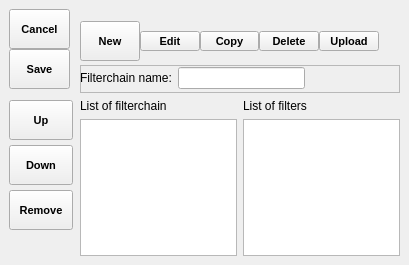
Before: the Qt Designer form SeaGoatVision/client/qt/uifiles/WinFilterChain.ui in Octets/SeaGoatVision, drawn with Qt 5.
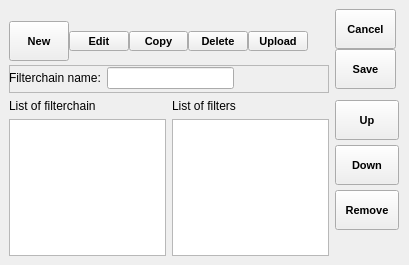
After: the same form once the commit is applied. Icons and pictures are not drawn.

Commit message: Move edit frame filterchain.

The edit to the form file:
```diff
--- a/SeaGoatVision/client/qt/uifiles/WinFilterChain.ui
+++ b/SeaGoatVision/client/qt/uifiles/WinFilterChain.ui
@@ -24,273 +24,6 @@
   </property>
   <widget class="QWidget" name="centralwidget">
    <layout class="QHBoxLayout" name="verticalLayout">
-    <item>
-     <layout class="QVBoxLayout" name="verticalLayout_3">
-      <item>
-       <widget class="QFrame" name="frame_editing_2">
-        <property name="sizePolicy">
-         <sizepolicy hsizetype="Minimum" vsizetype="Fixed">
-          <horstretch>0</horstretch>
-          <verstretch>0</verstretch>
-         </sizepolicy>
-        </property>
-        <property name="minimumSize">
-         <size>
-          <width>65</width>
-          <height>0</height>
-         </size>
-        </property>
-        <property name="maximumSize">
-         <size>
-          <width>65</width>
-          <height>80</height>
-         </size>
-        </property>
-        <property name="layoutDirection">
-         <enum>Qt::RightToLeft</enum>
-        </property>
-        <property name="frameShape">
-         <enum>QFrame::NoFrame</enum>
-        </property>
-        <property name="frameShadow">
-         <enum>QFrame::Plain</enum>
-        </property>
-        <property name="lineWidth">
-         <number>0</number>
-        </property>
-        <widget class="QWidget" name="verticalLayoutWidget_3">
-         <property name="geometry">
-          <rect>
-           <x>0</x>
-           <y>0</y>
-           <width>61</width>
-           <height>82</height>
-          </rect>
-         </property>
-         <layout class="QVBoxLayout" name="verticalLayout_4">
-          <property name="spacing">
-           <number>0</number>
-          </property>
-          <item>
-           <widget class="QToolButton" name="cancelButton">
-            <property name="sizePolicy">
-             <sizepolicy hsizetype="MinimumExpanding" vsizetype="Fixed">
-              <horstretch>0</horstretch>
-              <verstretch>0</verstretch>
-             </sizepolicy>
-            </property>
-            <property name="minimumSize">
-             <size>
-              <width>0</width>
-              <height>40</height>
-             </size>
-            </property>
-            <property name="font">
-             <font>
-              <pointsize>8</pointsize>
-              <weight>75</weight>
-              <italic>false</italic>
-              <bold>true</bold>
-             </font>
-            </property>
-            <property name="text">
-             <string>Cancel</string>
-            </property>
-            <property name="toolButtonStyle">
-             <enum>Qt::ToolButtonTextUnderIcon</enum>
-            </property>
-           </widget>
-          </item>
-          <item>
-           <widget class="QToolButton" name="saveButton">
-            <property name="sizePolicy">
-             <sizepolicy hsizetype="MinimumExpanding" vsizetype="Fixed">
-              <horstretch>0</horstretch>
-              <verstretch>0</verstretch>
-             </sizepolicy>
-            </property>
-            <property name="minimumSize">
-             <size>
-              <width>0</width>
-              <height>40</height>
-             </size>
-            </property>
-            <property name="font">
-             <font>
-              <pointsize>8</pointsize>
-              <weight>75</weight>
-              <italic>false</italic>
-              <bold>true</bold>
-             </font>
-            </property>
-            <property name="text">
-             <string>Save</string>
-            </property>
-            <property name="toolButtonStyle">
-             <enum>Qt::ToolButtonTextUnderIcon</enum>
-            </property>
-           </widget>
-          </item>
-         </layout>
-        </widget>
-       </widget>
-      </item>
-      <item>
-       <widget class="QFrame" name="frame_filter_edit">
-        <property name="sizePolicy">
-         <sizepolicy hsizetype="MinimumExpanding" vsizetype="Fixed">
-          <horstretch>0</horstretch>
-          <verstretch>0</verstretch>
-         </sizepolicy>
-        </property>
-        <property name="minimumSize">
-         <size>
-          <width>65</width>
-          <height>0</height>
-         </size>
-        </property>
-        <property name="maximumSize">
-         <size>
-          <width>65</width>
-          <height>250</height>
-         </size>
-        </property>
-        <property name="layoutDirection">
-         <enum>Qt::RightToLeft</enum>
-        </property>
-        <property name="frameShape">
-         <enum>QFrame::NoFrame</enum>
-        </property>
-        <property name="frameShadow">
-         <enum>QFrame::Plain</enum>
-        </property>
-        <property name="lineWidth">
-         <number>0</number>
-        </property>
-        <widget class="QWidget" name="verticalLayoutWidget">
-         <property name="geometry">
-          <rect>
-           <x>0</x>
-           <y>0</y>
-           <width>64</width>
-           <height>141</height>
-          </rect>
-         </property>
-         <layout class="QVBoxLayout" name="verticalLayout_2">
-          <property name="spacing">
-           <number>0</number>
-          </property>
-          <item>
-           <widget class="QToolButton" name="upButton">
-            <property name="sizePolicy">
-             <sizepolicy hsizetype="MinimumExpanding" vsizetype="Fixed">
-              <horstretch>0</horstretch>
-              <verstretch>0</verstretch>
-             </sizepolicy>
-            </property>
-            <property name="minimumSize">
-             <size>
-              <width>0</width>
-              <height>40</height>
-             </size>
-            </property>
-            <property name="font">
-             <font>
-              <pointsize>8</pointsize>
-              <weight>75</weight>
-              <bold>true</bold>
-             </font>
-            </property>
-            <property name="text">
-             <string>Up</string>
-            </property>
-            <property name="icon">
-             <iconset>
-              <normaloff>../../../../../../../usr/share/icons/gnome/24x24/actions/up.png</normaloff>../../../../../../../usr/share/icons/gnome/24x24/actions/up.png</iconset>
-            </property>
-            <property name="toolButtonStyle">
-             <enum>Qt::ToolButtonTextUnderIcon</enum>
-            </property>
-           </widget>
-          </item>
-          <item>
-           <widget class="QToolButton" name="downButton">
-            <property name="sizePolicy">
-             <sizepolicy hsizetype="MinimumExpanding" vsizetype="Fixed">
-              <horstretch>0</horstretch>
-              <verstretch>0</verstretch>
-             </sizepolicy>
-            </property>
-            <property name="minimumSize">
-             <size>
-              <width>0</width>
-              <height>40</height>
-             </size>
-            </property>
-            <property name="font">
-             <font>
-              <pointsize>8</pointsize>
-              <weight>75</weight>
-              <bold>true</bold>
-             </font>
-            </property>
-            <property name="toolTip">
-             <string/>
-            </property>
-            <property name="text">
-             <string>Down</string>
-            </property>
-            <property name="icon">
-             <iconset>
-              <normaloff>../../../../../../../usr/share/icons/gnome/24x24/actions/down.png</normaloff>../../../../../../../usr/share/icons/gnome/24x24/actions/down.png</iconset>
-            </property>
-            <property name="checkable">
-             <bool>false</bool>
-            </property>
-            <property name="toolButtonStyle">
-             <enum>Qt::ToolButtonTextUnderIcon</enum>
-            </property>
-           </widget>
-          </item>
-          <item>
-           <widget class="QToolButton" name="removeButton">
-            <property name="sizePolicy">
-             <sizepolicy hsizetype="MinimumExpanding" vsizetype="Fixed">
-              <horstretch>0</horstretch>
-              <verstretch>0</verstretch>
-             </sizepolicy>
-            </property>
-            <property name="minimumSize">
-             <size>
-              <width>0</width>
-              <height>40</height>
-             </size>
-            </property>
-            <property name="font">
-             <font>
-              <pointsize>8</pointsize>
-              <weight>75</weight>
-              <bold>true</bold>
-             </font>
-            </property>
-            <property name="text">
-             <string>Remove</string>
-            </property>
-            <property name="icon">
-             <iconset>
-              <normaloff>../../../../../../../usr/share/icons/gnome/24x24/actions/remove.png</normaloff>../../../../../../../usr/share/icons/gnome/24x24/actions/remove.png</iconset>
-            </property>
-            <property name="toolButtonStyle">
-             <enum>Qt::ToolButtonTextUnderIcon</enum>
-            </property>
-           </widget>
-          </item>
-         </layout>
-        </widget>
-       </widget>
-      </item>
-     </layout>
-    </item>
     <item>
      <layout class="QVBoxLayout" name="verticalLayout_filterchain">
       <item>
@@ -600,6 +333,273 @@
       </item>
      </layout>
     </item>
+    <item>
+     <layout class="QVBoxLayout" name="verticalLayout_3">
+      <item>
+       <widget class="QFrame" name="frame_editing_2">
+        <property name="sizePolicy">
+         <sizepolicy hsizetype="Minimum" vsizetype="Fixed">
+          <horstretch>0</horstretch>
+          <verstretch>0</verstretch>
+         </sizepolicy>
+        </property>
+        <property name="minimumSize">
+         <size>
+          <width>65</width>
+          <height>0</height>
+         </size>
+        </property>
+        <property name="maximumSize">
+         <size>
+          <width>65</width>
+          <height>80</height>
+         </size>
+        </property>
+        <property name="layoutDirection">
+         <enum>Qt::RightToLeft</enum>
+        </property>
+        <property name="frameShape">
+         <enum>QFrame::NoFrame</enum>
+        </property>
+        <property name="frameShadow">
+         <enum>QFrame::Plain</enum>
+        </property>
+        <property name="lineWidth">
+         <number>0</number>
+        </property>
+        <widget class="QWidget" name="verticalLayoutWidget_3">
+         <property name="geometry">
+          <rect>
+           <x>0</x>
+           <y>0</y>
+           <width>61</width>
+           <height>82</height>
+          </rect>
+         </property>
+         <layout class="QVBoxLayout" name="verticalLayout_4">
+          <property name="spacing">
+           <number>0</number>
+          </property>
+          <item>
+           <widget class="QToolButton" name="cancelButton">
+            <property name="sizePolicy">
+             <sizepolicy hsizetype="MinimumExpanding" vsizetype="Fixed">
+              <horstretch>0</horstretch>
+              <verstretch>0</verstretch>
+             </sizepolicy>
+            </property>
+            <property name="minimumSize">
+             <size>
+              <width>0</width>
+              <height>40</height>
+             </size>
+            </property>
+            <property name="font">
+             <font>
+              <pointsize>8</pointsize>
+              <weight>75</weight>
+              <italic>false</italic>
+              <bold>true</bold>
+             </font>
+            </property>
+            <property name="text">
+             <string>Cancel</string>
+            </property>
+            <property name="toolButtonStyle">
+             <enum>Qt::ToolButtonTextUnderIcon</enum>
+            </property>
+           </widget>
+          </item>
+          <item>
+           <widget class="QToolButton" name="saveButton">
+            <property name="sizePolicy">
+             <sizepolicy hsizetype="MinimumExpanding" vsizetype="Fixed">
+              <horstretch>0</horstretch>
+              <verstretch>0</verstretch>
+             </sizepolicy>
+            </property>
+            <property name="minimumSize">
+             <size>
+              <width>0</width>
+              <height>40</height>
+             </size>
+            </property>
+            <property name="font">
+             <font>
+              <pointsize>8</pointsize>
+              <weight>75</weight>
+              <italic>false</italic>
+              <bold>true</bold>
+             </font>
+            </property>
+            <property name="text">
+             <string>Save</string>
+            </property>
+            <property name="toolButtonStyle">
+             <enum>Qt::ToolButtonTextUnderIcon</enum>
+            </property>
+           </widget>
+          </item>
+         </layout>
+        </widget>
+       </widget>
+      </item>
+      <item>
+       <widget class="QFrame" name="frame_filter_edit">
+        <property name="sizePolicy">
+         <sizepolicy hsizetype="MinimumExpanding" vsizetype="Fixed">
+          <horstretch>0</horstretch>
+          <verstretch>0</verstretch>
+         </sizepolicy>
+        </property>
+        <property name="minimumSize">
+         <size>
+          <width>65</width>
+          <height>0</height>
+         </size>
+        </property>
+        <property name="maximumSize">
+         <size>
+          <width>65</width>
+          <height>250</height>
+         </size>
+        </property>
+        <property name="layoutDirection">
+         <enum>Qt::RightToLeft</enum>
+        </property>
+        <property name="frameShape">
+         <enum>QFrame::NoFrame</enum>
+        </property>
+        <property name="frameShadow">
+         <enum>QFrame::Plain</enum>
+        </property>
+        <property name="lineWidth">
+         <number>0</number>
+        </property>
+        <widget class="QWidget" name="verticalLayoutWidget">
+         <property name="geometry">
+          <rect>
+           <x>0</x>
+           <y>0</y>
+           <width>64</width>
+           <height>141</height>
+          </rect>
+         </property>
+         <layout class="QVBoxLayout" name="verticalLayout_2">
+          <property name="spacing">
+           <number>0</number>
+          </property>
+          <item>
+           <widget class="QToolButton" name="upButton">
+            <property name="sizePolicy">
+             <sizepolicy hsizetype="MinimumExpanding" vsizetype="Fixed">
+              <horstretch>0</horstretch>
+              <verstretch>0</verstretch>
+             </sizepolicy>
+            </property>
+            <property name="minimumSize">
+             <size>
+              <width>0</width>
+              <height>40</height>
+             </size>
+            </property>
+            <property name="font">
+             <font>
+              <pointsize>8</pointsize>
+              <weight>75</weight>
+              <bold>true</bold>
+             </font>
+            </property>
+            <property name="text">
+             <string>Up</string>
+            </property>
+            <property name="icon">
+             <iconset>
+              <normaloff>../../../../../../../usr/share/icons/gnome/24x24/actions/up.png</normaloff>../../../../../../../usr/share/icons/gnome/24x24/actions/up.png</iconset>
+            </property>
+            <property name="toolButtonStyle">
+             <enum>Qt::ToolButtonTextUnderIcon</enum>
+            </property>
+           </widget>
+          </item>
+          <item>
+           <widget class="QToolButton" name="downButton">
+            <property name="sizePolicy">
+             <sizepolicy hsizetype="MinimumExpanding" vsizetype="Fixed">
+              <horstretch>0</horstretch>
+              <verstretch>0</verstretch>
+             </sizepolicy>
+            </property>
+            <property name="minimumSize">
+             <size>
+              <width>0</width>
+              <height>40</height>
+             </size>
+            </property>
+            <property name="font">
+             <font>
+              <pointsize>8</pointsize>
+              <weight>75</weight>
+              <bold>true</bold>
+             </font>
+            </property>
+            <property name="toolTip">
+             <string/>
+            </property>
+            <property name="text">
+             <string>Down</string>
+            </property>
+            <property name="icon">
+             <iconset>
+              <normaloff>../../../../../../../usr/share/icons/gnome/24x24/actions/down.png</normaloff>../../../../../../../usr/share/icons/gnome/24x24/actions/down.png</iconset>
+            </property>
+            <property name="checkable">
+             <bool>false</bool>
+            </property>
+            <property name="toolButtonStyle">
+             <enum>Qt::ToolButtonTextUnderIcon</enum>
+            </property>
+           </widget>
+          </item>
+          <item>
+           <widget class="QToolButton" name="removeButton">
+            <property name="sizePolicy">
+             <sizepolicy hsizetype="MinimumExpanding" vsizetype="Fixed">
+              <horstretch>0</horstretch>
+              <verstretch>0</verstretch>
+             </sizepolicy>
+            </property>
+            <property name="minimumSize">
+             <size>
+              <width>0</width>
+              <height>40</height>
+             </size>
+            </property>
+            <property name="font">
+             <font>
+              <pointsize>8</pointsize>
+              <weight>75</weight>
+              <bold>true</bold>
+             </font>
+            </property>
+            <property name="text">
+             <string>Remove</string>
+            </property>
+            <property name="icon">
+             <iconset>
+              <normaloff>../../../../../../../usr/share/icons/gnome/24x24/actions/remove.png</normaloff>../../../../../../../usr/share/icons/gnome/24x24/actions/remove.png</iconset>
+            </property>
+            <property name="toolButtonStyle">
+             <enum>Qt::ToolButtonTextUnderIcon</enum>
+            </property>
+           </widget>
+          </item>
+         </layout>
+        </widget>
+       </widget>
+      </item>
+     </layout>
+    </item>
    </layout>
   </widget>
  </widget>
```
